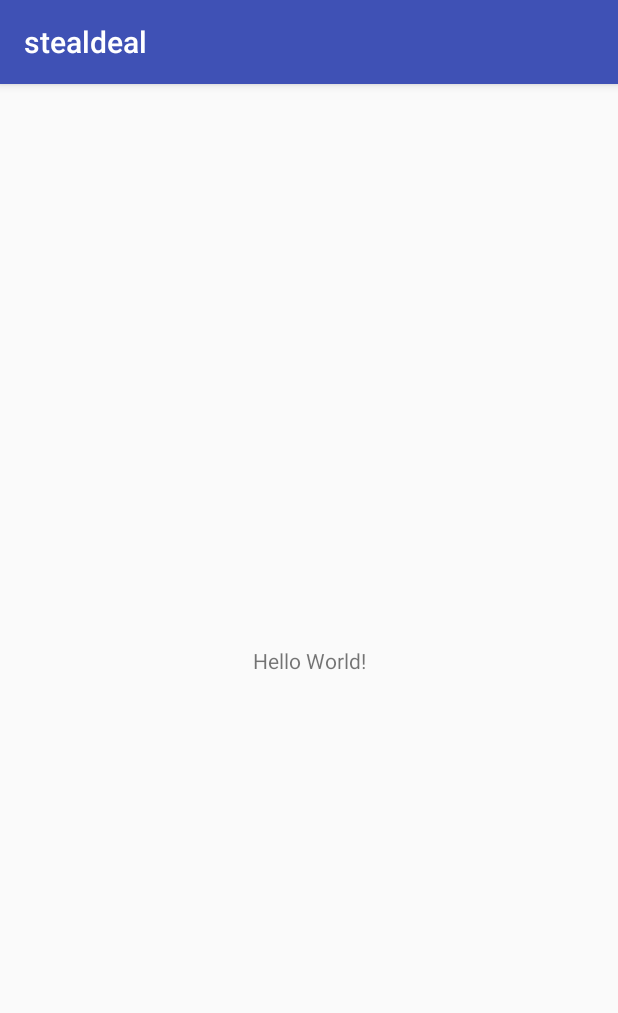
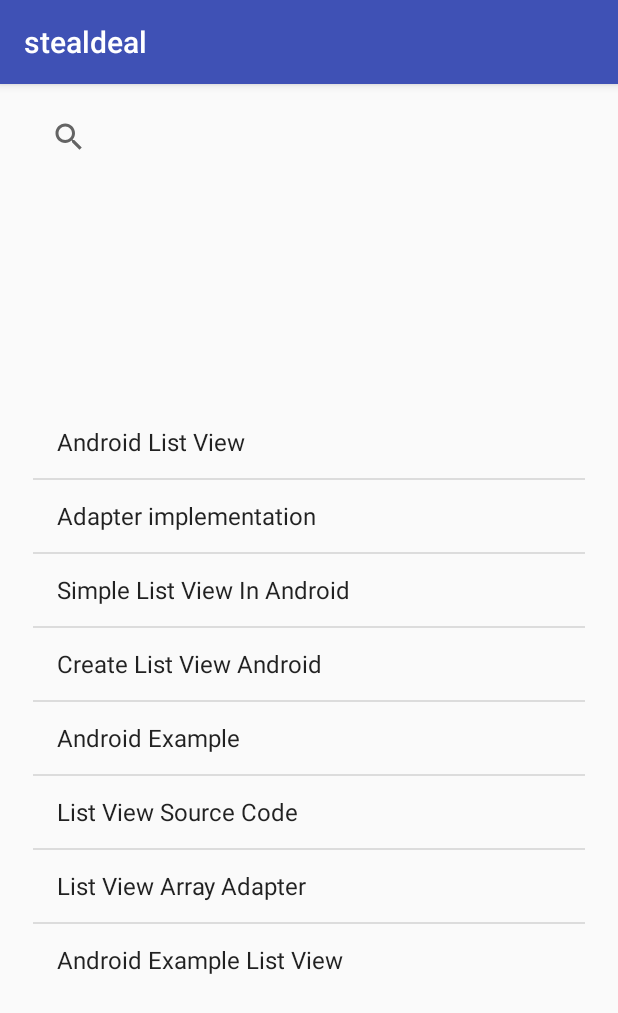
Before and after one commit to MisterMisterMan/stealdeal, an Android app: the screen it shows after launch (MainActivity), on a phone screen of 412 x 824 dp. Shown: the top 1013 px of the screen. Run offline under Robolectric (Android 15) with nearby library versions, the light colour scheme and no system bars.

Commit message:
MainView and OfferDetails

```diff
--- a/app/build.gradle
+++ b/app/build.gradle
@@ -22,6 +22,7 @@ dependencies {
     implementation fileTree(dir: 'libs', include: ['*.jar'])
     implementation 'com.android.support:appcompat-v7:26.1.0'
     implementation 'com.android.support.constraint:constraint-layout:1.0.2'
+    implementation 'com.android.support:design:26.1.0'
     testImplementation 'junit:junit:4.12'
     androidTestImplementation 'com.android.support.test:runner:1.0.1'
     androidTestImplementation 'com.android.support.test.espresso:espresso-core:3.0.1'
--- a/app/src/main/AndroidManifest.xml
+++ b/app/src/main/AndroidManifest.xml
@@ -16,6 +16,10 @@
                 <category android:name="android.intent.category.LAUNCHER" />
             </intent-filter>
         </activity>
+        <activity
+            android:name=".OfferDetails"
+            android:label="@string/title_activity_offer_details"
+            android:theme="@style/AppTheme.NoActionBar"></activity>
     </application>
 
 </manifest>
--- a/app/src/main/java/com/example/stealdeal/stealdeal/MainActivity.java
+++ b/app/src/main/java/com/example/stealdeal/stealdeal/MainActivity.java
@@ -1,13 +1,83 @@
 package com.example.stealdeal.stealdeal;
 
+import android.content.Intent;
+import android.database.DataSetObserver;
+import android.location.Location;
 import android.support.v7.app.AppCompatActivity;
 import android.os.Bundle;
+import android.util.Log;
+import android.view.View;
+import android.view.ViewGroup;
+import android.widget.AdapterView;
+import android.widget.ArrayAdapter;
+import android.widget.ExpandableListAdapter;
+import android.widget.ExpandableListView;
+import android.widget.ListView;
+import android.widget.SearchView;
+import android.widget.Toast;
+
+import java.util.ArrayList;
 
 public class MainActivity extends AppCompatActivity {
+
+    private ListView listView;
+    private SearchView searchView;
+    public static ArrayList<Offer> offerList;
+    private MainActivity mainActivity;
 
     @Override
     protected void onCreate(Bundle savedInstanceState) {
         super.onCreate(savedInstanceState);
         setContentView(R.layout.activity_main);
+        mainActivity = this;
+        listView = findViewById(R.id.mainScreenListView);
+        searchView = findViewById(R.id.mainScreenSearchView);
+
+        //TODO creat real Offers
+        String[] values = new String[] { "Android List View",
+                "Adapter implementation",
+                "Simple List View In Android",
+                "Create List View Android",
+                "Android Example",
+                "List View Source Code",
+                "List View Array Adapter",
+                "Android Example List View",
+                "Adapter implementation",
+                "Simple List View In Android",
+                "Create List View Android",
+                "Android Example",
+                "List View Source Code",
+                "List View Array Adapter",
+                "Android Example List View"
+        };
+
+        offerList = new ArrayList<Offer>();
+        for(int i = 0; i <= values.length - 1; i++){
+            offerList.add(new Offer(i, values[i], new Location(""), "dummy"));
+        }
+
+        ArrayAdapter<String> adapter = new ArrayAdapter<String>(this, android.R.layout.simple_list_item_1, android.R.id.text1, values);
+        listView.setAdapter(adapter);
+
+        listView.setOnItemClickListener(new AdapterView.OnItemClickListener() {
+            @Override
+            public void onItemClick(AdapterView<?> parent, View view, int position, long id) {
+                // ListView Clicked item index
+                int itemPosition     = position;
+
+                // ListView Clicked item value
+                String  itemValue    = (String) listView.getItemAtPosition(position);
+
+                // Show Alert
+                Toast.makeText(getApplicationContext(),
+                        "Position :"+itemPosition+"  ListItem : " +itemValue , Toast.LENGTH_LONG)
+                        .show();
+
+                Intent intent = new Intent(mainActivity, OfferDetails.class);
+                //intent.putExtra("Offer", offerList.get(itemPosition));
+                intent.putExtra("offerID", itemPosition);
+                startActivity(intent);
+            }
+        });
     }
 }
--- /dev/null
+++ b/app/src/main/java/com/example/stealdeal/stealdeal/Offer.java
@@ -0,0 +1,56 @@
+package com.example.stealdeal.stealdeal;
+
+import android.location.Location;
+
+import java.io.Serializable;
+
+/**
+ * Created by Glenn on 26.11.2017.
+ */
+
+public class Offer implements Serializable {
+
+    private int id;
+    private String name;
+    private Location location;
+    private String createdBy;
+
+    public Offer(int id, String name, Location location, String createdBy){
+        this.id = id;
+        this.name = name;
+        this.location = location;
+        this.createdBy = createdBy;
+    }
+
+    public int getId() {
+        return id;
+    }
+
+    public void setId(int id) {
+        this.id = id;
+    }
+
+    public String getName() {
+        return name;
+    }
+
+    public void setName(String name) {
+        this.name = name;
+    }
+
+    public Location getLocation() {
+        return location;
+    }
+
+    public void setLocation(Location location) {
+        this.location = location;
+    }
+
+    public String getCreatedBy() {
+        return createdBy;
+    }
+
+    public void setCreatedBy(String createdBy) {
+        this.createdBy = createdBy;
+    }
+}
--- a/app/src/main/res/layout/activity_main.xml
+++ b/app/src/main/res/layout/activity_main.xml
@@ -6,13 +6,27 @@
     android:layout_height="match_parent"
     tools:context="com.example.stealdeal.stealdeal.MainActivity">
 
-    <TextView
-        android:layout_width="wrap_content"
-        android:layout_height="wrap_content"
-        android:text="Hello World!"
+    <ListView
+        android:id="@+id/mainScreenListView"
+        android:layout_width="368dp"
+        android:layout_height="393dp"
+        android:layout_marginBottom="8dp"
+        android:layout_marginEnd="8dp"
+        android:layout_marginStart="8dp"
         app:layout_constraintBottom_toBottomOf="parent"
-        app:layout_constraintLeft_toLeftOf="parent"
-        app:layout_constraintRight_toRightOf="parent"
-        app:layout_constraintTop_toTopOf="parent" />
+        app:layout_constraintEnd_toEndOf="parent"
+        app:layout_constraintStart_toStartOf="parent"
+        app:layout_constraintTop_toBottomOf="@+id/mainScreenSearchView" />
 
+    <SearchView
+        android:id="@+id/mainScreenSearchView"
+        android:layout_width="368dp"
+        android:layout_height="54dp"
+        android:layout_marginEnd="8dp"
+        android:layout_marginStart="8dp"
+        android:layout_marginTop="8dp"
+        app:layout_constraintEnd_toEndOf="parent"
+        app:layout_constraintStart_toStartOf="parent"
+        app:layout_constraintTop_toTopOf="parent"
+        tools:queryHint="search for a post..." />
 </android.support.constraint.ConstraintLayout>
--- /dev/null
+++ b/app/src/main/res/values/dimens.xml
@@ -0,0 +1,3 @@
+<resources>
+    <dimen name="fab_margin">16dp</dimen>
+</resources>
--- a/app/src/main/res/values/strings.xml
+++ b/app/src/main/res/values/strings.xml
@@ -1,3 +1,4 @@
 <resources>
     <string name="app_name">stealdeal</string>
+    <string name="title_activity_offer_details">OfferDetails</string>
 </resources>
--- a/app/src/main/res/values/styles.xml
+++ b/app/src/main/res/values/styles.xml
@@ -8,4 +8,13 @@
         <item name="colorAccent">@color/colorAccent</item>
     </style>
 
+    <style name="AppTheme.NoActionBar">
+        <item name="windowActionBar">false</item>
+        <item name="windowNoTitle">true</item>
+    </style>
+
+    <style name="AppTheme.AppBarOverlay" parent="ThemeOverlay.AppCompat.Dark.ActionBar" />
+
+    <style name="AppTheme.PopupOverlay" parent="ThemeOverlay.AppCompat.Light" />
+
 </resources>
```
Also changed, not shown: app/src/main/java/com/example/stealdeal/stealdeal/OfferDetails.java (added, +38 -0 lines), app/src/main/res/layout/activity_offer_details.xml (added, +33 -0 lines), app/src/main/res/layout/content_offer_details.xml (added, +20 -0 lines), 2 other files.
